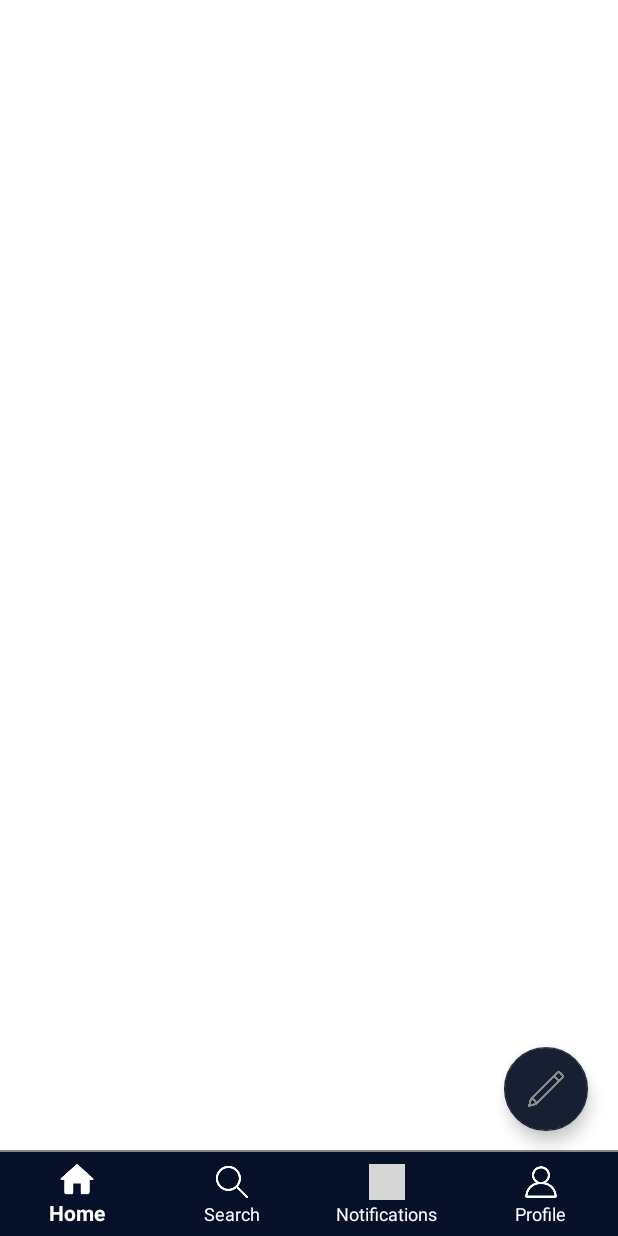
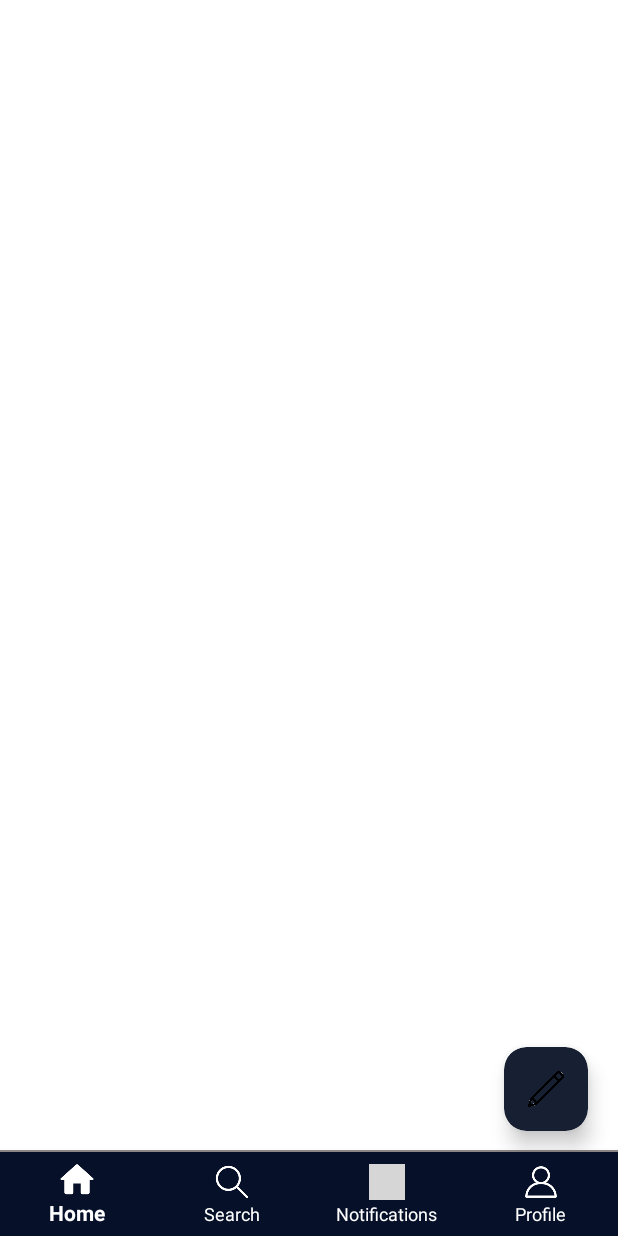
Before and after one commit to rizz175/background_service, an Android app: the layout activity_main.xml on its own in the app's theme, with its tools: preview values and no code run, on a phone screen of 412 x 824 dp. Run offline under Robolectric (Android 15) with nearby library versions, the phone set to English and light mode, and no system bars; grey boxes are pictures that could not be loaded.

Commit message:
floating button changed to square shape

```diff
--- a/app/src/main/res/layout/activity_main.xml
+++ b/app/src/main/res/layout/activity_main.xml
@@ -5,20 +5,27 @@
     android:layout_width="match_parent"
     android:layout_height="match_parent"
     tools:context=".MainActivity">
-
-    <com.google.android.material.floatingactionbutton.FloatingActionButton
+    <com.google.android.material.card.MaterialCardView
         android:id="@+id/mainButton"
-        android:layout_width="wrap_content"
-        android:clickable="true"
-        android:layout_height="wrap_content"
+        android:layout_width="56dp"
+        android:layout_height="56dp"
         android:layout_gravity="end|bottom"
         android:layout_marginBottom="70dp"
         android:layout_marginEnd="20dp"
-        android:contentDescription="@string/edit_button"
+        android:clickable="true"
         android:focusable="true"
-        android:src="@drawable/ic_edit"
-        app:backgroundTint="@color/secondaryColor"
-        app:tint="@color/gray" />
+        app:cardCornerRadius="15dp"
+        app:cardElevation="8dp"
+        app:cardBackgroundColor="@color/secondaryColor">
+
+        <ImageView
+            android:layout_width="24dp"
+            android:layout_height="24dp"
+            android:layout_gravity="center"
+            android:src="@drawable/ic_edit"
+            />
+
+    </com.google.android.material.card.MaterialCardView>
     <FrameLayout
         android:id="@+id/container"
         android:layout_width="match_parent"
```
